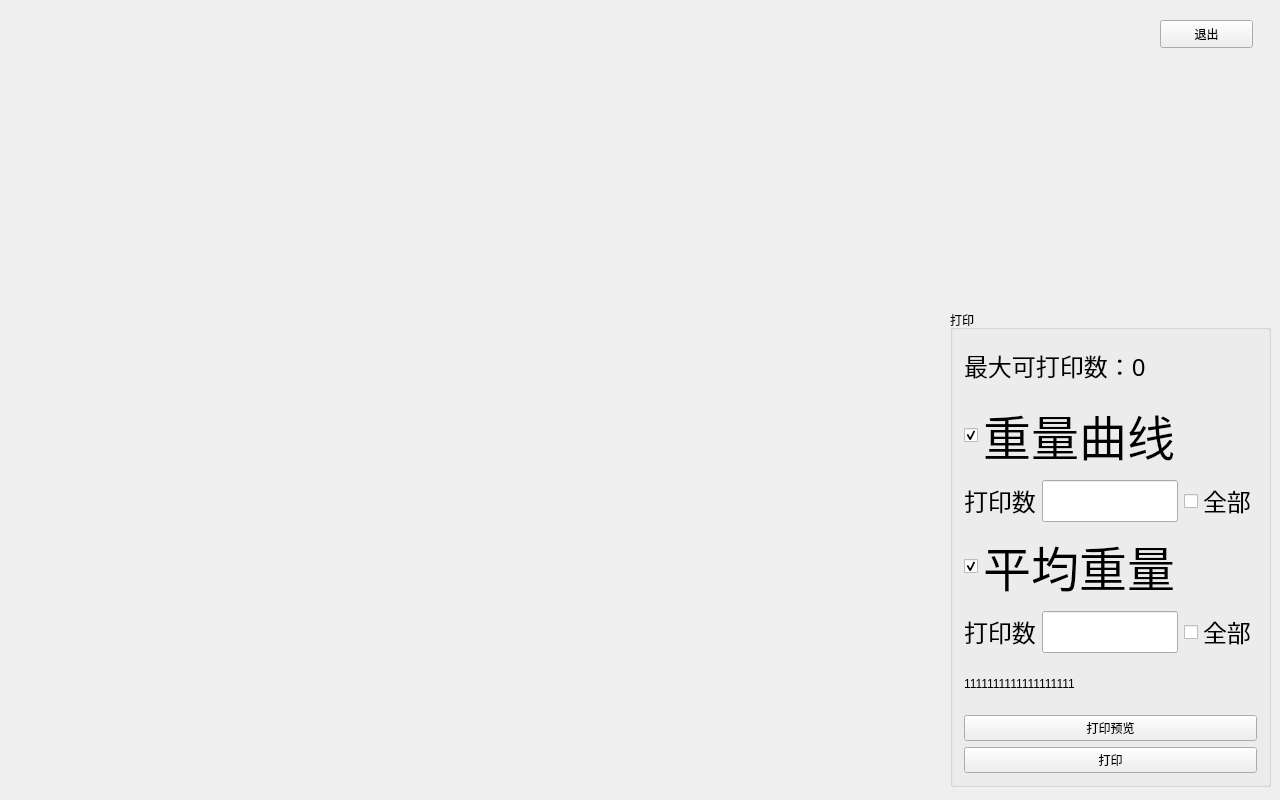
Above: PRT/PRT.ui from DR-Pharm/QPrinter before the change. Below: the same form after it.
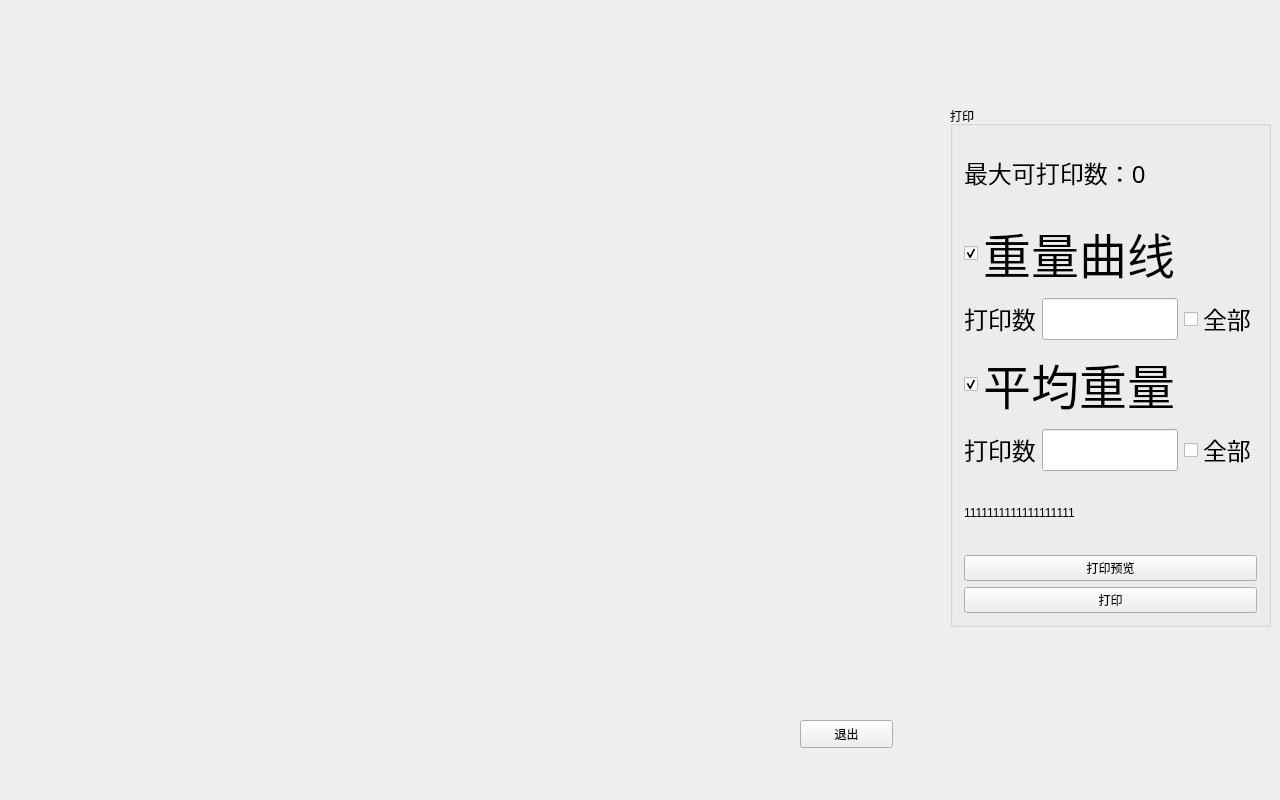
That is the form after the change.

Diff of the .ui file:
```diff
--- a/PRT/PRT.ui
+++ b/PRT/PRT.ui
@@ -33,9 +33,9 @@
     <property name="geometry">
      <rect>
       <x>950</x>
-      <y>310</y>
+      <y>106</y>
       <width>321</width>
-      <height>477</height>
+      <height>521</height>
      </rect>
     </property>
     <property name="title">
@@ -202,8 +202,8 @@
    <widget class="QPushButton" name="pB_Exit">
     <property name="geometry">
      <rect>
-      <x>1160</x>
-      <y>20</y>
+      <x>800</x>
+      <y>720</y>
       <width>93</width>
       <height>28</height>
      </rect>
```
Left out of the diff: 10 changed lines with no effect on the pictures.
